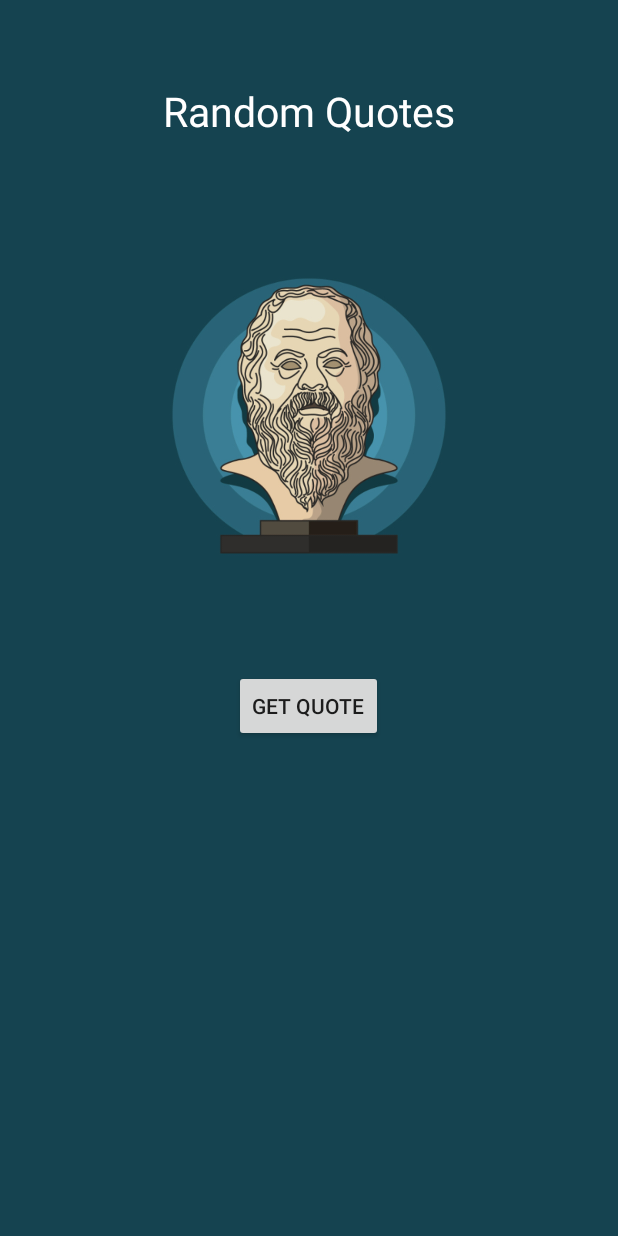
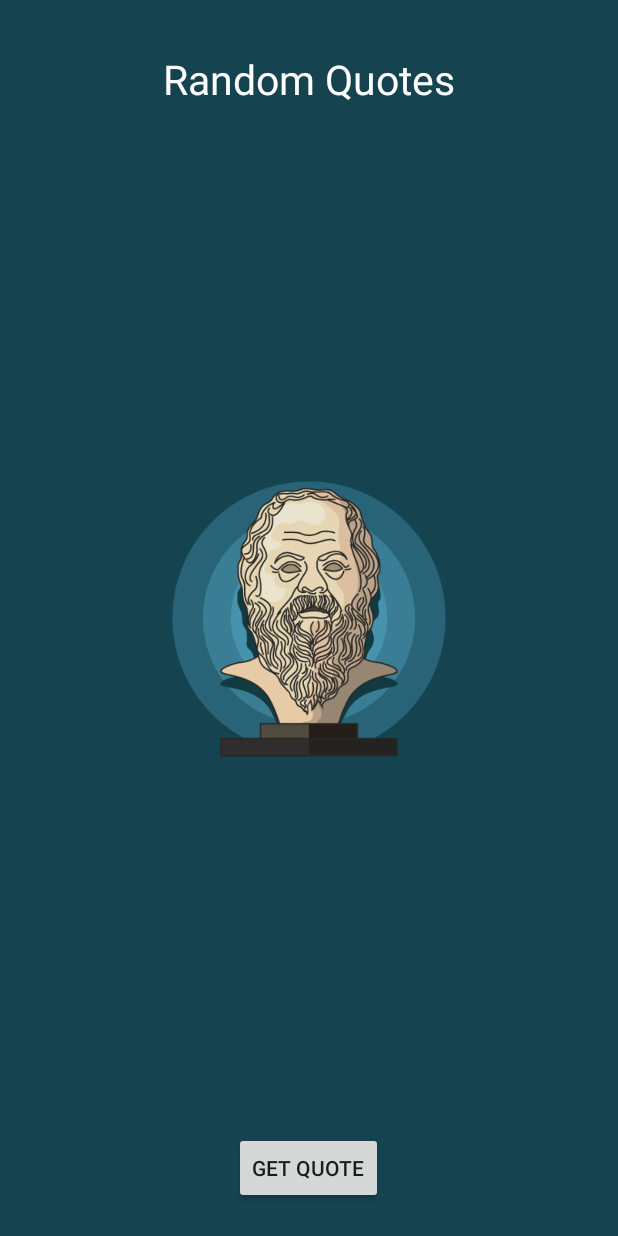
Before and after one commit to cmFodWx5YWRhdjEyMTA5/RandomQuotes, an Android app: the screen it shows after launch (MainActivity), on a phone screen of 412 x 824 dp. Run offline under Robolectric (Android 15) with nearby library versions, the phone set to English and light mode, and no system bars.

Commit message:
Fixed app look in Landscape mode

```diff
--- a/app/build.gradle
+++ b/app/build.gradle
@@ -7,8 +7,8 @@ android {
         applicationId "org.pctechtips.george.randomquotes"
         minSdkVersion 16
         targetSdkVersion 26
-        versionCode 1
-        versionName "1.0"
+        versionCode 2
+        versionName "1.1"
         testInstrumentationRunner "android.support.test.runner.AndroidJUnitRunner"
     }
     buildTypes {
--- a/app/src/main/res/layout/activity_main.xml
+++ b/app/src/main/res/layout/activity_main.xml
@@ -16,28 +16,27 @@
         android:textSize="27dp"
         android:textAlignment="center"
         android:id="@+id/main_title"
+        android:layout_marginTop="34dp"
         android:layout_alignParentTop="true"
         android:layout_alignParentLeft="true"
-        android:layout_alignParentStart="true"
-        android:layout_marginTop="55dp" />
+        android:layout_alignParentStart="true" />
 
     <ImageView
         android:layout_width="match_parent"
         android:layout_height="200dp"
         android:src="@drawable/vector_socrates"
         android:id="@+id/main_image"
-        android:layout_below="@+id/main_title"
+        android:layout_centerVertical="true"
         android:layout_alignParentLeft="true"
-        android:layout_alignParentStart="true"
-        android:layout_marginTop="84dp" />
+        android:layout_alignParentStart="true" />
 
     <Button
         android:id="@+id/get_quote_btn"
         android:layout_width="wrap_content"
         android:layout_height="wrap_content"
-        android:layout_below="@+id/main_image"
+        android:text="get quote"
+        android:layout_alignParentBottom="true"
         android:layout_centerHorizontal="true"
-        android:layout_marginTop="70dp"
-        android:text="get quote" />
+        android:layout_marginBottom="21dp" />
 
 </RelativeLayout>
```
Also changed, not shown: app/src/main/res/layout/quote_activity.xml (+4 -4 lines), 1 other file.
